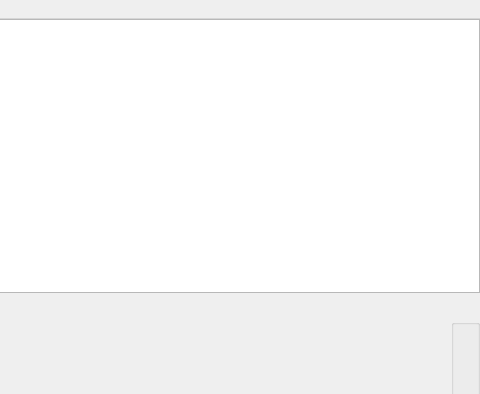
Before: the Qt Designer form ui/gradient_library_window.ui in who8mypnuts/Fractalchemy, drawn with Qt 5; both pictures show x 620 to 1100 and y 0 to 394 of the 1100 by 680 pixel window.
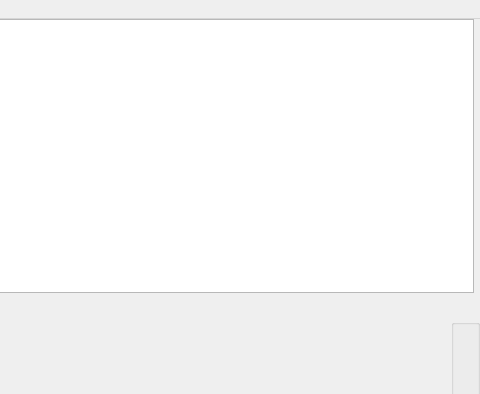
After: the same form once the commit is applied. Custom widgets are drawn as their Qt base class.

Commit message: fix: sync up gradient editor and main fractal preview

Patch:
```diff
--- a/ui/gradient_library_window.ui
+++ b/ui/gradient_library_window.ui
@@ -25,7 +25,14 @@
       <widget class="QWidget" name="editorPane" native="true">
        <layout class="QVBoxLayout" name="editorLayout">
         <item>
-         <widget class="GradientBrowser" name="gradientBrowser"/>
+         <layout class="QHBoxLayout" name="browserRow">
+          <item>
+           <widget class="GradientBrowser" name="gradientBrowser"/>
+          </item>
+          <item>
+           <widget class="FractalPreview" name="fractalPreview" native="true"/>
+          </item>
+         </layout>
         </item>
         <item>
          <widget class="QLabel" name="lblGradientName">
@@ -191,6 +198,11 @@
   </action>
  </widget>
  <customwidgets>
+  <customwidget>
+   <class>FractalPreview</class>
+   <extends>QWidget</extends>
+   <header>fractalchemy/widgets/fractal_preview.h</header>
+  </customwidget>
   <customwidget>
    <class>GradientBrowser</class>
    <extends>QListWidget</extends>
```
The commit also changes 13 other files.
